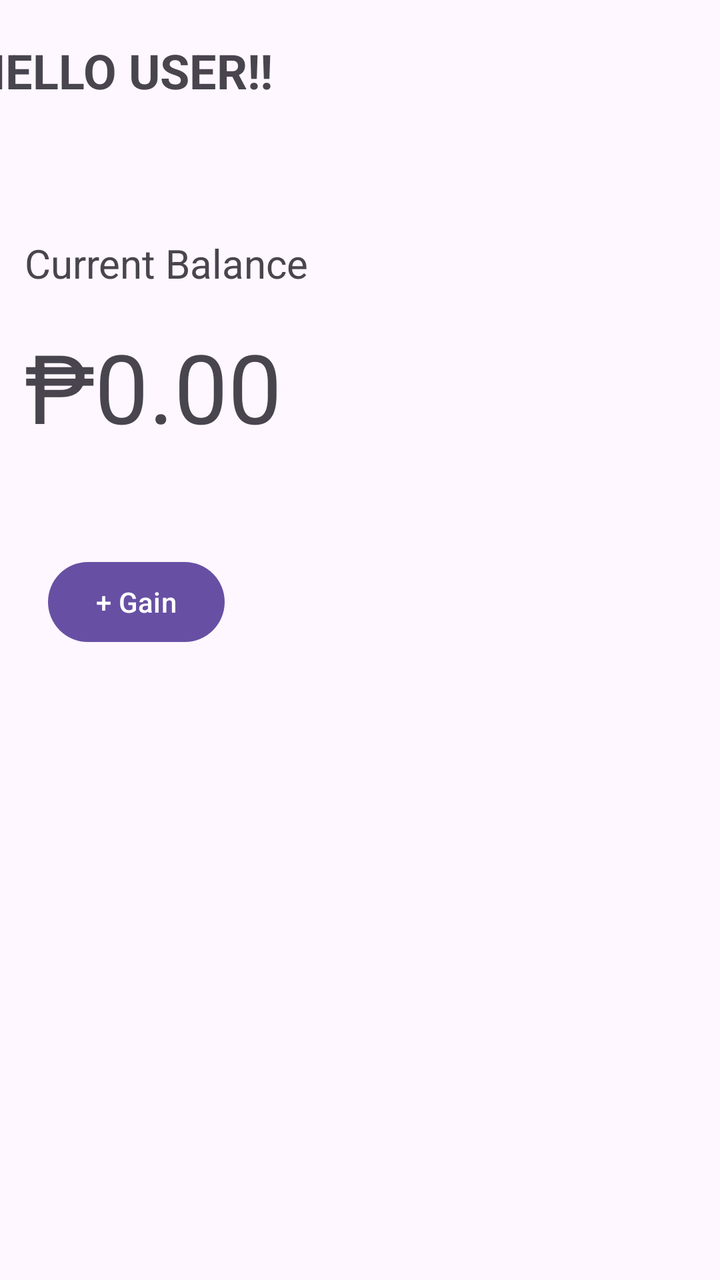
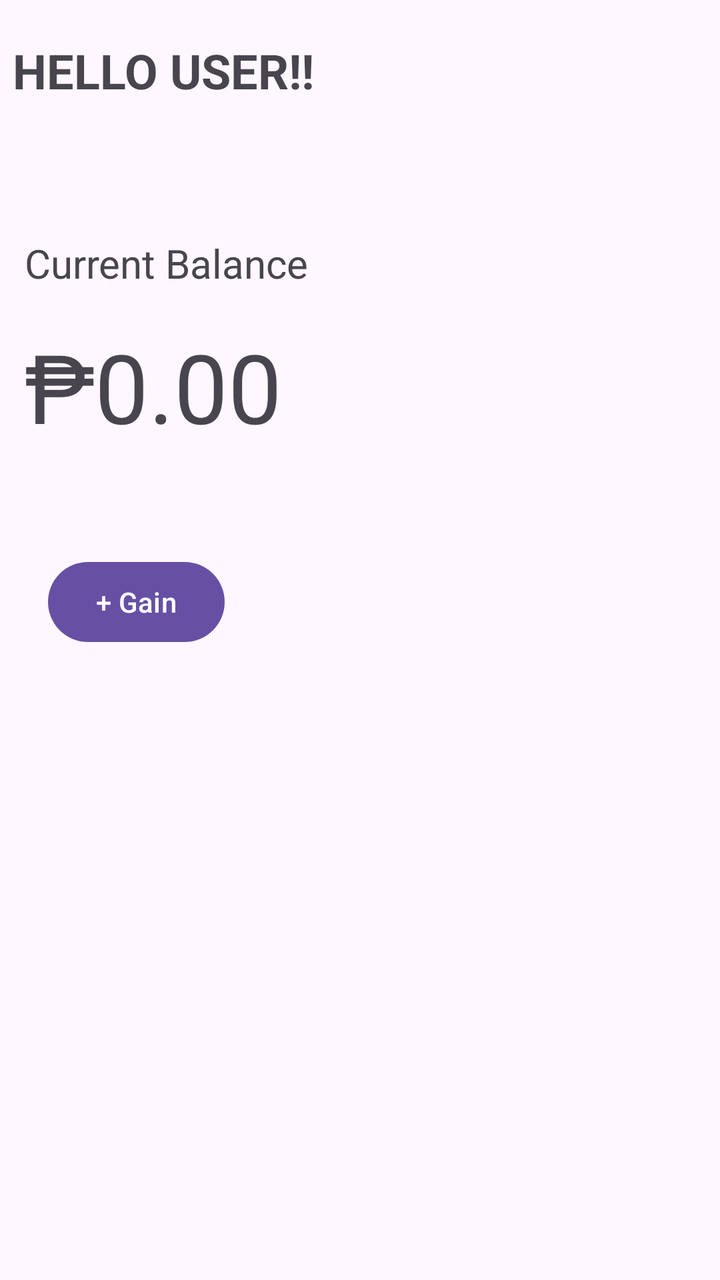

Compare the two renders of this Android layout. The source of the first and the diff that turns it into the second are given below.
<!-- AndroidManifest.xml: application theme Theme.MoneyMemoryAi -->
<!-- res/layout/activity_home.xml -->
<?xml version="1.0" encoding="utf-8"?>
<androidx.constraintlayout.widget.ConstraintLayout xmlns:android="http://schemas.android.com/apk/res/android"
    xmlns:app="http://schemas.android.com/apk/res-auto"
    xmlns:tools="http://schemas.android.com/tools"
    android:id="@+id/main"
    android:layout_width="match_parent"
    android:layout_height="match_parent"
    tools:context=".HomeActivity">

    <androidx.constraintlayout.widget.ConstraintLayout
        android:id="@+id/headerLayout"
        android:layout_width="412dp"
        android:layout_height="70dp"
        app:layout_constraintEnd_toEndOf="parent"
        app:layout_constraintStart_toStartOf="parent"
        app:layout_constraintTop_toTopOf="parent">

        <TextView
            android:id="@+id/tvGreeting"
            android:layout_width="wrap_content"
            android:layout_height="wrap_content"
            android:layout_marginEnd="250dp"
            android:text="HELLO USER!!"
            android:textSize="24sp"
            android:textStyle="bold"
            app:layout_constraintBottom_toBottomOf="parent"
            app:layout_constraintEnd_toEndOf="parent"
            app:layout_constraintHorizontal_bias="1.0"
            app:layout_constraintStart_toStartOf="parent"
            app:layout_constraintTop_toTopOf="parent" />
    </androidx.constraintlayout.widget.ConstraintLayout>

    <androidx.constraintlayout.widget.ConstraintLayout
        android:id="@+id/constraintLayout"
        android:layout_width="368dp"
        android:layout_height="151dp"
        android:layout_marginTop="32dp"
        app:layout_constraintEnd_toEndOf="parent"
        app:layout_constraintHorizontal_bias="0.511"
        app:layout_constraintStart_toStartOf="parent"
        app:layout_constraintTop_toBottomOf="@+id/headerLayout">

        <TextView
            android:id="@+id/tvCurrentBalance"
            android:layout_width="wrap_content"
            android:layout_height="wrap_content"
            android:layout_marginStart="16dp"
            android:layout_marginTop="16dp"
            android:text="Current Balance"
            android:textSize="20sp"
            app:layout_constraintStart_toStartOf="parent"
            app:layout_constraintTop_toTopOf="parent" />

        <TextView
            android:id="@+id/tvBalance"
            android:layout_width="wrap_content"
            android:layout_height="wrap_content"
            android:layout_marginStart="16dp"
            android:layout_marginTop="16dp"
            android:text="₱0.00"
            android:textSize="48sp"
            app:layout_constraintStart_toStartOf="parent"
            app:layout_constraintTop_toBottomOf="@+id/tvCurrentBalance" />
    </androidx.constraintlayout.widget.ConstraintLayout>

    <Button
        android:id="@+id/btnGain"
        android:layout_width="wrap_content"
        android:layout_height="wrap_content"
        android:layout_marginStart="24dp"
        android:layout_marginTop="24dp"
        android:text="+ Gain"
        app:layout_constraintStart_toStartOf="parent"
        app:layout_constraintTop_toBottomOf="@+id/constraintLayout" />

</androidx.constraintlayout.widget.ConstraintLayout>
<!-- resources referenced by this layout -->
<resources>
  <style name="Theme.MoneyMemoryAi" parent="Base.Theme.MoneyMemoryAi" />
  <style name="Base.Theme.MoneyMemoryAi" parent="Theme.Material3.DayNight.NoActionBar">
          
          
      </style>
</resources>

<!-- the commit's change to res/layout/activity_home.xml (unified diff, before → after) -->
@@ -19,13 +19,11 @@
             android:id="@+id/tvGreeting"
             android:layout_width="wrap_content"
             android:layout_height="wrap_content"
-            android:layout_marginEnd="250dp"
+            android:layout_marginStart="32dp"
             android:text="HELLO USER!!"
             android:textSize="24sp"
             android:textStyle="bold"
             app:layout_constraintBottom_toBottomOf="parent"
-            app:layout_constraintEnd_toEndOf="parent"
-            app:layout_constraintHorizontal_bias="1.0"
             app:layout_constraintStart_toStartOf="parent"
             app:layout_constraintTop_toTopOf="parent" />
     </androidx.constraintlayout.widget.ConstraintLayout>
@@ -61,6 +59,7 @@
             android:textSize="48sp"
             app:layout_constraintStart_toStartOf="parent"
             app:layout_constraintTop_toBottomOf="@+id/tvCurrentBalance" />
+
     </androidx.constraintlayout.widget.ConstraintLayout>
 
     <Button
